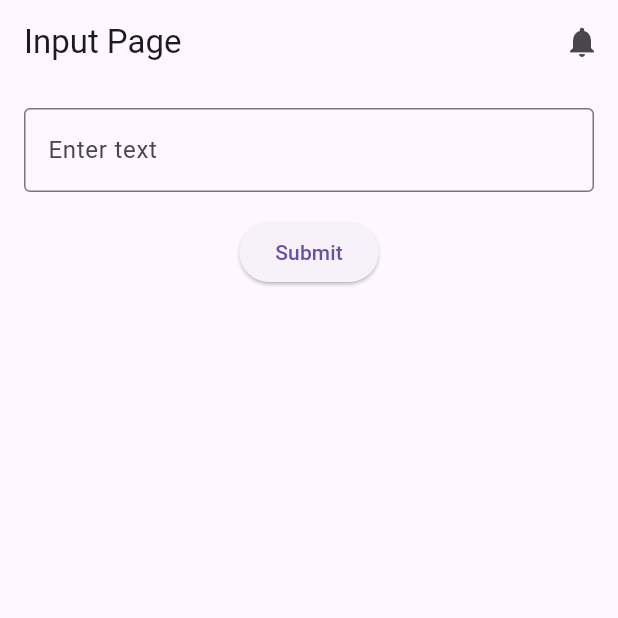
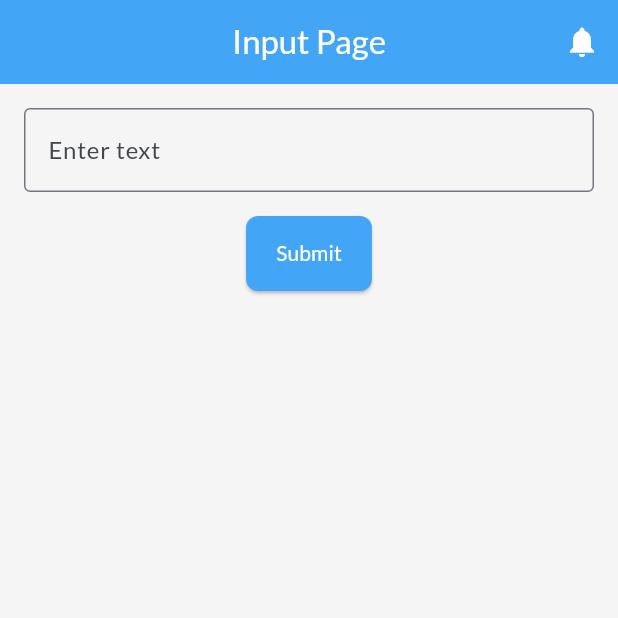
Before and after one commit to ChornChhery/Todos-App, a Flutter app: the screen it shows after launch, on a phone screen of 412 x 824 dp, the top half of it. Run offline on Flutter 3.47's test engine with Material 3 defaults, Android fonts, the phone set to English and light mode, and no system bars; our stand-ins replace google_fonts, shared_preferences.

Commit message:
Add a new depencies

```diff
--- a/lib/main.dart
+++ b/lib/main.dart
@@ -1,6 +1,7 @@
 // lib/main.dart
 import 'package:flutter/material.dart';
 import 'package:provider/provider.dart';
+import 'package:google_fonts/google_fonts.dart'; // Import Google Fonts
 import 'providers/submission_provider.dart';
 import 'screens/input_page.dart';
 
@@ -16,9 +17,40 @@ class MyApp extends StatelessWidget {
     return ChangeNotifierProvider(
       create: (context) => SubmissionProvider(),
       child: MaterialApp(
-        title: 'Flutter Provider App',
+        title: 'Task Manager',
         theme: ThemeData(
+          // Define a clean color scheme
+          primaryColor: const Color(0xFF42A5F5), // A soothing blue
           primarySwatch: Colors.blue,
+          colorScheme: ColorScheme.fromSeed(
+            seedColor: const Color(0xFF42A5F5),
+            primary: const Color(0xFF42A5F5),
+            secondary: const Color(0xFFFFA726), // A warm orange for accents
+          ),
+          scaffoldBackgroundColor: const Color(0xFFF5F5F5), // Light gray for background
+
+          // Use a professional font
+          fontFamily: GoogleFonts.lato().fontFamily,
+
+          // Style the AppBar
+          appBarTheme: const AppBarTheme(
+            backgroundColor: Color(0xFF42A5F5),
+            foregroundColor: Colors.white,
+            elevation: 0,
+            centerTitle: true,
+          ),
+
+          // Style buttons
+          elevatedButtonTheme: ElevatedButtonThemeData(
+            style: ElevatedButton.styleFrom(
+              backgroundColor: const Color(0xFF42A5F5),
+              foregroundColor: Colors.white,
+              shape: RoundedRectangleBorder(
+                borderRadius: BorderRadius.circular(8),
+              ),
+              padding: const EdgeInsets.symmetric(horizontal: 20, vertical: 15),
+            ),
+          ),
         ),
         home: const InputPage(),
       ),
--- a/pubspec.yaml
+++ b/pubspec.yaml
@@ -33,6 +33,7 @@ dependencies:
   provider: ^6.1.5
   intl: ^0.18.1 # Add this line
   shared_preferences: ^2.2.0  # Add this line
+  google_fonts: ^5.1.0 # Add this line
   # You might also want to add this for search functionality
   collection: ^1.17.2
 
```
Also changed, not shown: pubspec.lock.
